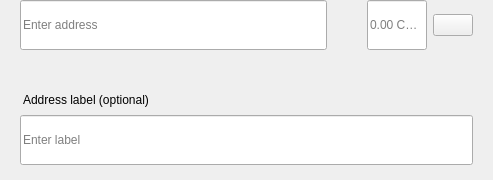
Before: the Qt Designer form src/qt/pivx/forms/sendmultirow.ui in AltcoinBaggins/lil, drawn with Qt 5.
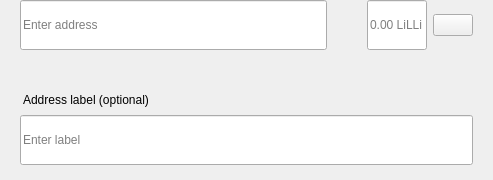
After: the same form once the commit is applied.

The edit to the form file:
```diff
--- a/src/qt/pivx/forms/sendmultirow.ui
+++ b/src/qt/pivx/forms/sendmultirow.ui
@@ -198,7 +198,7 @@
            <set>Qt::AlignLeading|Qt::AlignLeft|Qt::AlignVCenter</set>
           </property>
           <property name="placeholderText">
-           <string notr="true">0.00 CRTZ</string>
+           <string notr="true">0.00 LiLLi</string>
           </property>
          </widget>
         </item>
```
